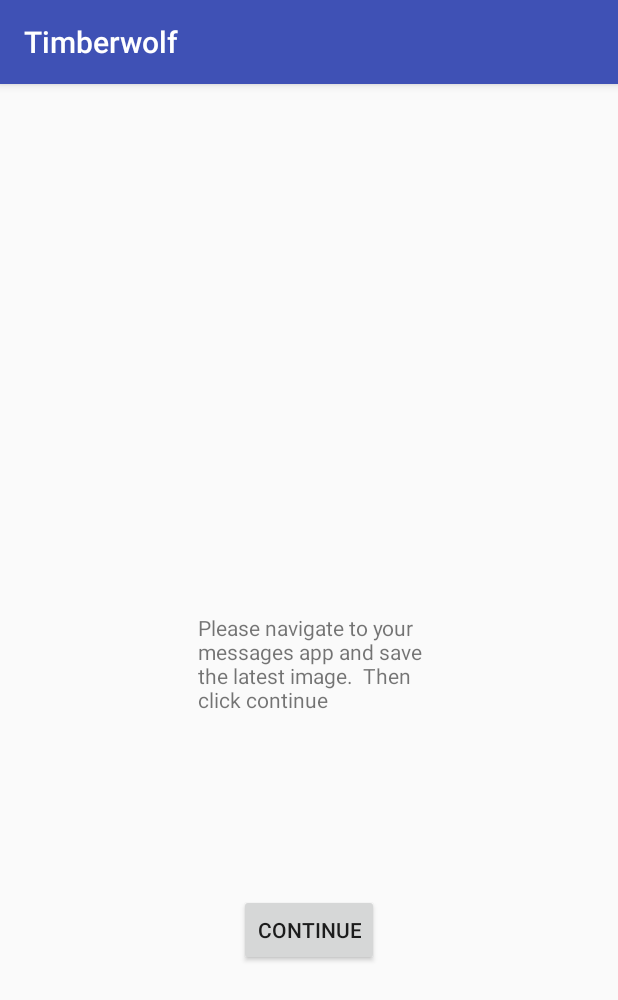
After one commit to jcamp1095/senior-design-timberwolf, an Android app: the SelectionActivity screen opened directly, with no data from a screen before it, on a phone screen of 412 x 824 dp. The commit adds this screen. Shown: the top 1000 px of the screen. Run offline under Robolectric (Android 15) with nearby library versions, the phone set to English and light mode, and no system bars.

Commit message:
its working my god

```diff
--- a/android/app/src/main/AndroidManifest.xml
+++ b/android/app/src/main/AndroidManifest.xml
@@ -25,6 +25,7 @@
         </activity>
         <activity android:name=".LoadingActivity" />
         <activity android:name=".MapActivity"></activity>
+        <activity android:name=".SelectionActivity"></activity>
     </application>
 
 </manifest>
--- /dev/null
+++ b/android/app/src/main/java/com/tmj/timberwolf/SelectionActivity.java
@@ -0,0 +1,37 @@
+package com.tmj.timberwolf;
+
+import android.content.Intent;
+import android.os.Bundle;
+import android.support.v7.app.AppCompatActivity;
+import android.view.View;
+import android.widget.Button;
+
+/**
+ * Created by joecampbell on 5/6/18.
+ */
+
+public class SelectionActivity extends AppCompatActivity {
+
+    @Override
+    protected void onCreate(Bundle savedInstanceState) {
+        super.onCreate(savedInstanceState);
+
+        setContentView(R.layout.activity_selection);
+        Button showLocationButton = findViewById(R.id.buttontext);
+
+
+        showLocationButton.setOnClickListener(new View.OnClickListener()
+        {
+            @Override
+            public void onClick(View arg0)
+            {
+                Bundle b = getIntent().getExtras();
+
+                Intent intent = new Intent(SelectionActivity.this, MapActivity.class);
+                intent.putExtras(b);
+
+                startActivity(intent);
+            }
+        });
+    }
+}
--- a/android/app/src/main/res/layout/activity_landing.xml
+++ b/android/app/src/main/res/layout/activity_landing.xml
@@ -10,7 +10,7 @@
         android:id="@+id/button"
         android:layout_width="wrap_content"
         android:layout_height="wrap_content"
-        android:text="Button"
+        android:text="Go"
         app:layout_constraintBottom_toBottomOf="parent"
         app:layout_constraintEnd_toEndOf="parent"
         app:layout_constraintStart_toStartOf="parent"
--- /dev/null
+++ b/android/app/src/main/res/layout/activity_selection.xml
@@ -0,0 +1,37 @@
+<?xml version="1.0" encoding="utf-8"?>
+<android.support.constraint.ConstraintLayout
+    xmlns:android="http://schemas.android.com/apk/res/android"
+    xmlns:app="http://schemas.android.com/apk/res-auto"
+    xmlns:tools="http://schemas.android.com/tools"
+    android:layout_width="match_parent"
+    android:layout_height="match_parent">
+
+    <Button
+        android:id="@+id/buttontext"
+        android:layout_width="wrap_content"
+        android:layout_height="wrap_content"
+        android:layout_marginBottom="180dp"
+        android:layout_marginEnd="8dp"
+        android:layout_marginStart="8dp"
+        android:text="Continue"
+        app:layout_constraintBottom_toBottomOf="parent"
+        app:layout_constraintEnd_toEndOf="parent"
+        app:layout_constraintHorizontal_bias="0.501"
+        app:layout_constraintStart_toStartOf="parent" />
+
+    <TextView
+        android:id="@+id/textView"
+        android:layout_width="149dp"
+        android:layout_height="179dp"
+        android:layout_marginBottom="8dp"
+        android:layout_marginEnd="8dp"
+        android:layout_marginStart="8dp"
+        android:layout_marginTop="8dp"
+        android:text="Please navigate to your messages app and save the latest image.  Then click continue"
+        app:layout_constraintBottom_toTopOf="@+id/buttontext"
+        app:layout_constraintEnd_toEndOf="parent"
+        app:layout_constraintHorizontal_bias="0.502"
+        app:layout_constraintStart_toStartOf="parent"
+        app:layout_constraintTop_toTopOf="parent"
+        app:layout_constraintVertical_bias="1.0" />
+</android.support.constraint.ConstraintLayout>
```
Also changed, not shown: android/app/src/main/java/com/tmj/timberwolf/LandingActivity.java (+19 -29 lines), android/app/src/main/java/com/tmj/timberwolf/LoadingActivity.java (+15 -1 lines), android/app/src/main/java/com/tmj/timberwolf/MapActivity.java (+8 -5 lines), 3 other files.
